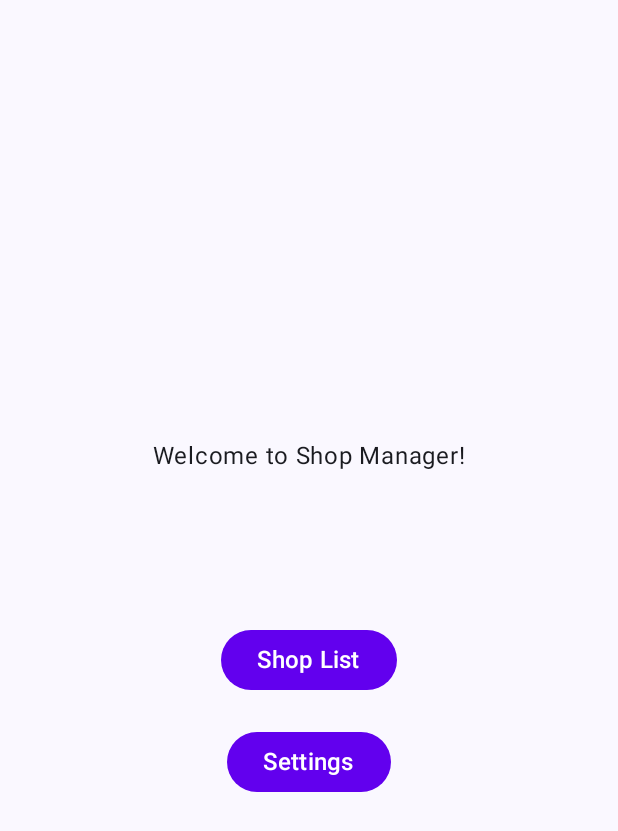
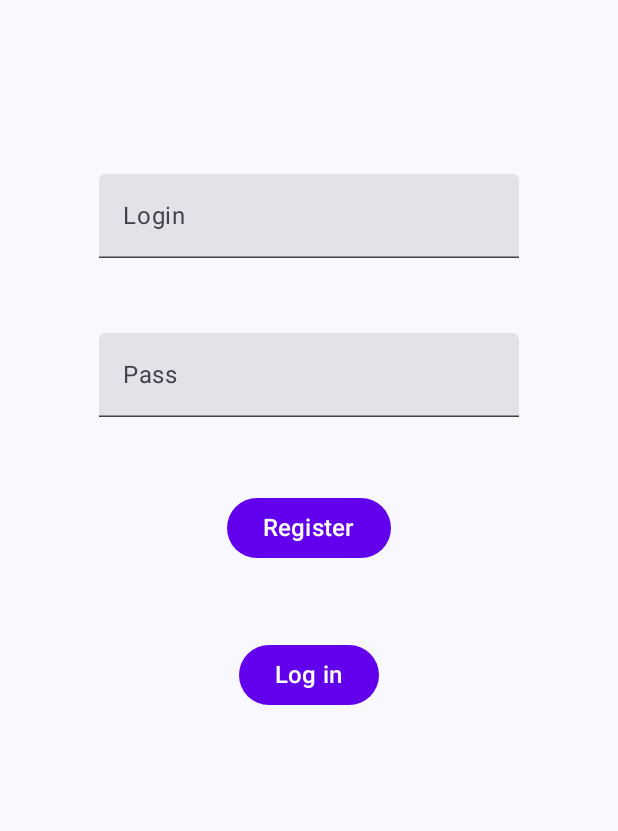
Before and after one commit to burkoA/MobileDevelopment, an Android app built with Jetpack Compose: the screen it shows after launch (MainActivity before the commit, AuthActivity after it), on a phone screen of 412 x 824 dp. Shown: the top 831 px of the screen. Run offline under Robolectric (Android 15) with nearby library versions, the light colour scheme and no system bars; our stand-ins replace Firebase (no records; nobody signed in at launch, a user with empty details on screens opened directly).

Commit message:
Firebase auth & database added

```diff
--- a/app/build.gradle.kts
+++ b/app/build.gradle.kts
@@ -2,6 +2,7 @@ plugins {
     alias(libs.plugins.android.application)
     alias(libs.plugins.kotlin.android)
     alias(libs.plugins.kotlin.compose)
+    alias(libs.plugins.google.gms.google.services)
 }
 
 android {
@@ -49,6 +50,8 @@ dependencies {
     implementation(libs.androidx.compose.ui.graphics)
     implementation(libs.androidx.compose.ui.tooling.preview)
     implementation(libs.androidx.compose.material3)
+    implementation(libs.firebase.auth)
+    implementation(libs.firebase.database)
     testImplementation(libs.junit)
     androidTestImplementation(libs.androidx.junit)
     androidTestImplementation(libs.androidx.espresso.core)
--- /dev/null
+++ b/app/src/main/java/com/example/shopmanager/AuthActivity.kt
@@ -0,0 +1,148 @@
+package com.example.shopmanager
+
+import android.content.Intent
+import android.os.Bundle
+import android.widget.Toast
+import androidx.activity.ComponentActivity
+import androidx.activity.compose.setContent
+import androidx.activity.enableEdgeToEdge
+import androidx.compose.foundation.layout.Arrangement
+import androidx.compose.foundation.layout.Column
+import androidx.compose.foundation.layout.Spacer
+import androidx.compose.foundation.layout.fillMaxSize
+import androidx.compose.foundation.layout.height
+import androidx.compose.foundation.layout.padding
+import androidx.compose.foundation.text.KeyboardOptions
+import androidx.compose.material3.Button
+import androidx.compose.material3.ButtonDefaults
+import androidx.compose.material3.Scaffold
+import androidx.compose.material3.Text
+import androidx.compose.material3.TextField
+import androidx.compose.runtime.Composable
+import androidx.compose.runtime.getValue
+import androidx.compose.runtime.mutableStateOf
+import androidx.compose.runtime.remember
+import androidx.compose.runtime.setValue
+import androidx.compose.ui.Alignment
+import androidx.compose.ui.Modifier
+import androidx.compose.ui.graphics.Color
+import androidx.compose.ui.platform.LocalContext
+import androidx.compose.ui.text.input.KeyboardType
+import androidx.compose.ui.text.input.PasswordVisualTransformation
+import androidx.compose.ui.tooling.preview.Preview
+import androidx.compose.ui.unit.dp
+import androidx.compose.ui.unit.sp
+import androidx.core.graphics.toColorInt
+import com.example.shopmanager.ui.theme.ShopManagerTheme
+import com.google.firebase.auth.FirebaseAuth
+
+class AuthActivity : ComponentActivity() {
+
+    private lateinit var auth: FirebaseAuth
+
+    override fun onCreate(savedInstanceState: Bundle?) {
+        super.onCreate(savedInstanceState)
+        enableEdgeToEdge()
+        auth = FirebaseAuth.getInstance()
+        setContent {
+            ShopManagerTheme {
+                val preferences = remember { PreferencesManager(this) }
+                val currentFontSize = remember { mutableStateOf(preferences.getFontSize("fontSize")) }
+                val currentButtonColor = remember { mutableStateOf(preferences.getButtonColor("buttonColor")) }
+
+                Scaffold(modifier = Modifier.fillMaxSize()) { innerPadding ->
+                    Greeting4(
+                        auth,
+                        modifier = Modifier.padding(innerPadding),
+                        currentFontSize.value,
+                        currentButtonColor.value
+                    )
+                }
+            }
+        }
+    }
+}
+
+@Composable
+fun Greeting4(auth: FirebaseAuth, modifier: Modifier = Modifier,fontSize: Float, buttonColor : String) {
+    val context = LocalContext.current
+    var inputTextLogin by remember { mutableStateOf("") }
+    var inputTextPass by remember { mutableStateOf("") }
+
+    Column( modifier =
+        Modifier.fillMaxSize()
+            .padding(16.dp),
+        verticalArrangement = Arrangement.Top,
+        horizontalAlignment = Alignment.CenterHorizontally
+    ) {
+        Spacer(modifier = Modifier.height(100.dp))
+        TextField(
+            value = inputTextLogin,
+            onValueChange = {
+                inputTextLogin = it
+            },
+            label = {
+                Text("Login",
+                    fontSize = fontSize.sp)
+            }
+        )
+        Spacer(modifier = Modifier.height(50.dp))
+        TextField(
+            value = inputTextPass,
+            onValueChange = {
+                inputTextPass = it
+            },
+            label = {
+                Text("Pass",
+                    fontSize = fontSize.sp)
+            },
+            visualTransformation = PasswordVisualTransformation(),
+            keyboardOptions = KeyboardOptions(keyboardType = KeyboardType.Password)
+        )
+        Spacer(modifier = Modifier.height(50.dp))
+        Button(
+            onClick = {
+                auth.createUserWithEmailAndPassword(
+                    inputTextLogin,
+                    inputTextPass
+                ).addOnCompleteListener {
+                    if (it.isSuccessful) {
+                        Toast.makeText(context, "Zarejestrowano pomyślnie.", Toast.LENGTH_SHORT)
+                            .show()
+                    } else {
+                        Toast.makeText(context, "Błąd rejestracji.", Toast.LENGTH_SHORT).show()
+                    }
+                }
+            },
+            modifier = Modifier.align(Alignment.CenterHorizontally),
+            colors = ButtonDefaults.buttonColors(
+                containerColor = Color(buttonColor.toColorInt())
+            )
+        ) {
+            Text("Register",
+                fontSize = fontSize.sp)
+        }
+        Spacer(modifier = Modifier.height(50.dp))
+        Button(
+            onClick = {
+                auth.signInWithEmailAndPassword(
+                    inputTextLogin,
+                    inputTextPass
+                ).addOnCompleteListener {
+                    if (it.isSuccessful) {
+                        context.startActivity(Intent(context, MainActivity::class.java))
+                    } else {
+                        Toast.makeText(context, "Błąd logowania.", Toast.LENGTH_SHORT).show()
+                    }
+                }
+            },
+            modifier = Modifier.align(Alignment.CenterHorizontally),
+            colors = ButtonDefaults.buttonColors(
+                containerColor = Color(buttonColor.toColorInt())
+            )
+        ) {
+            Text("Log in",
+                fontSize = fontSize.sp)
+        }
+    }
+}
--- a/app/src/main/res/values/strings.xml
+++ b/app/src/main/res/values/strings.xml
@@ -2,4 +2,5 @@
     <string name="app_name">ShopManager</string>
     <string name="title_activity_setting">SettingActivity</string>
     <string name="title_activity_shopping">ShoppingActivity</string>
+    <string name="title_activity_auth">AuthActivity</string>
 </resources>
--- a/build.gradle.kts
+++ b/build.gradle.kts
@@ -3,4 +3,5 @@ plugins {
     alias(libs.plugins.android.application) apply false
     alias(libs.plugins.kotlin.android) apply false
     alias(libs.plugins.kotlin.compose) apply false
+    alias(libs.plugins.google.gms.google.services) apply false
 }
--- a/gradle/libs.versions.toml
+++ b/gradle/libs.versions.toml
@@ -8,6 +8,9 @@ espressoCore = "3.7.0"
 lifecycleRuntimeKtx = "2.9.4"
 activityCompose = "1.11.0"
 composeBom = "2024.09.00"
+googleGmsGoogleServices = "4.4.4"
+firebaseAuth = "24.0.1"
+firebaseDatabase = "22.0.1"
 
 [libraries]
 androidx-core-ktx = { group = "androidx.core", name = "core-ktx", version.ref = "coreKtx" }
@@ -24,8 +27,11 @@ androidx-compose-ui-tooling-preview = { group = "androidx.compose.ui", name = "u
 androidx-compose-ui-test-manifest = { group = "androidx.compose.ui", name = "ui-test-manifest" }
 androidx-compose-ui-test-junit4 = { group = "androidx.compose.ui", name = "ui-test-junit4" }
 androidx-compose-material3 = { group = "androidx.compose.material3", name = "material3" }
+firebase-auth = { group = "com.google.firebase", name = "firebase-auth", version.ref = "firebaseAuth" }
+firebase-database = { group = "com.google.firebase", name = "firebase-database", version.ref = "firebaseDatabase" }
 
 [plugins]
 android-application = { id = "com.android.application", version.ref = "agp" }
 kotlin-android = { id = "org.jetbrains.kotlin.android", version.ref = "kotlin" }
 kotlin-compose = { id = "org.jetbrains.kotlin.plugin.compose", version.ref = "kotlin" }
+google-gms-google-services = { id = "com.google.gms.google-services", version.ref = "googleGmsGoogleServices" }
```
Also changed, not shown: app/src/main/AndroidManifest.xml (+14 -9 lines), app/src/main/java/com/example/shopmanager/MainActivity.kt (+11 -0 lines), app/src/main/java/com/example/shopmanager/ShoppingActivity.kt (+109 -46 lines), app/src/main/java/com/example/shopmanager/database/DBHandler.kt (+22 -22 lines), app/src/main/java/com/example/shopmanager/database/RealtimeDBRepository.kt (added, +33 -0 lines), app/src/main/java/com/example/shopmanager/model/Product.kt (+5 -5 lines), 1 other file.
